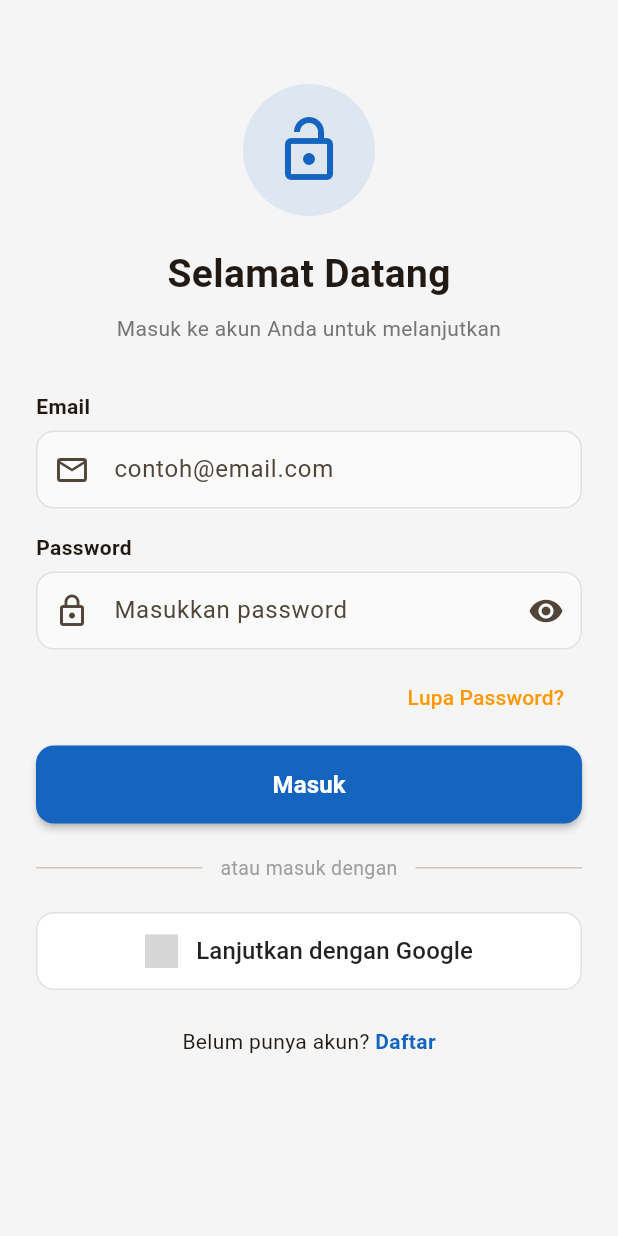
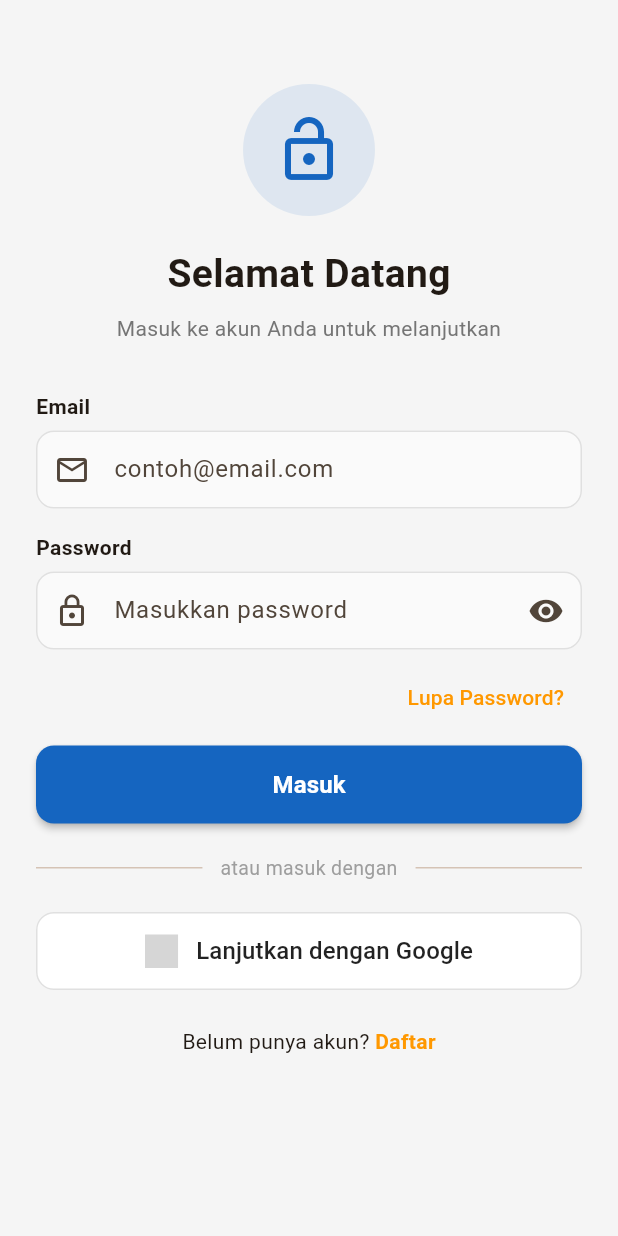
Before and after one commit to ZEINadli/buah_uts_1123150028, a Flutter app: the screen it shows after launch, on a phone screen of 412 x 824 dp. Run offline on Flutter 3.47's test engine with Material 3 defaults, Android fonts, the phone set to English and light mode, and no system bars; our stand-ins replace dio, email_validator, equatable, firebase_auth, firebase_core, flutter_secure_storage and 2 more; accounts and stored records are empty; grey boxes are pictures that could not be loaded.

Commit message:
style: sesuaikan warna halaman login dengan tema orange

```diff
--- a/lib/features/auth/presentation/pages/login_page.dart
+++ b/lib/features/auth/presentation/pages/login_page.dart
@@ -1,4 +1,5 @@
 
+import 'package:buah_uts_1123150028/core/constants/app_colors.dart';
 import 'package:buah_uts_1123150028/core/routes/app_router.dart';
 import 'package:buah_uts_1123150028/core/widgets/auth_header.dart';
 import 'package:buah_uts_1123150028/core/widgets/custom_button.dart';
@@ -188,7 +189,7 @@ class _LoginPageState extends State<LoginPage> {
                         child: const Text(
                           'Daftar',
                           style: TextStyle(
-                            color: Color(0xFF1565C0),
+                            color: AppColors.primary,
                             fontWeight: FontWeight.bold,
                           ),
                         ),
```
